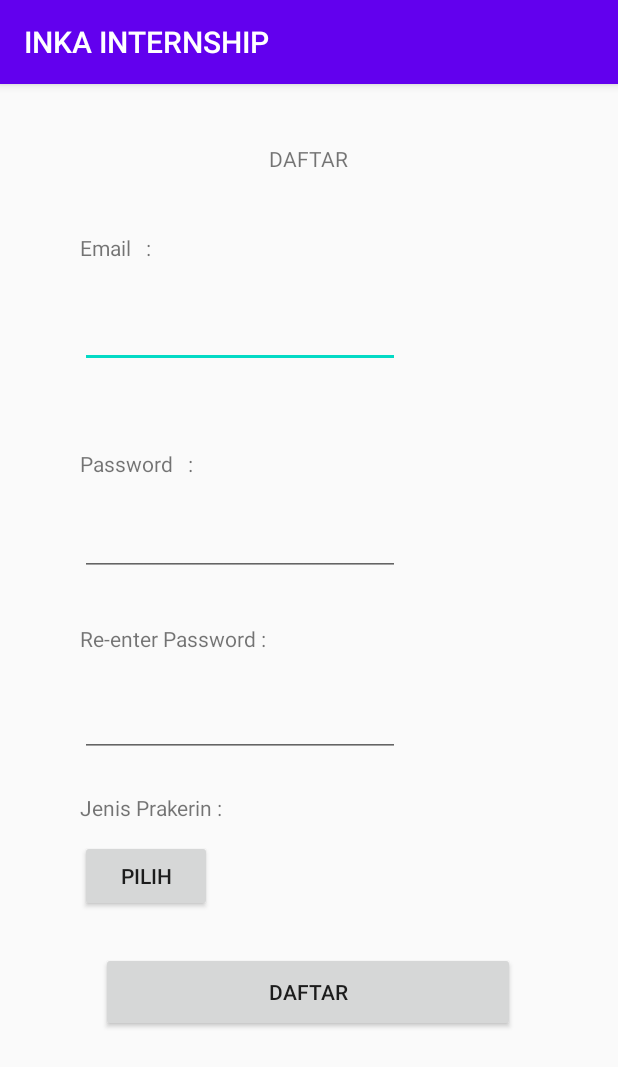
After one commit to PKL-Team/inkainternship, an Android app: the DaftarActivity screen opened directly, with no data from a screen before it, on a phone screen of 412 x 824 dp. The commit adds this screen. Shown: the top 1067 px of the screen. Run offline under Robolectric (Android 15) with nearby library versions, the phone set to English and light mode, and no system bars.

Commit message:
Tampilan Login dan daftar

```diff
--- a/app/build.gradle
+++ b/app/build.gradle
@@ -28,6 +28,9 @@ dependencies {
 
     implementation 'androidx.appcompat:appcompat:1.0.2'
     implementation 'androidx.constraintlayout:constraintlayout:1.1.3'
+    implementation 'com.google.android.material:material:1.0.0'
+    implementation 'androidx.annotation:annotation:1.1.0'
+    implementation 'androidx.lifecycle:lifecycle-extensions:2.0.0'
     testImplementation 'junit:junit:4.12'
     androidTestImplementation 'androidx.test.ext:junit:1.1.1'
     androidTestImplementation 'androidx.test.espresso:espresso-core:3.2.0'
--- a/app/src/main/AndroidManifest.xml
+++ b/app/src/main/AndroidManifest.xml
@@ -9,7 +9,9 @@
         android:roundIcon="@mipmap/ic_launcher_round"
         android:supportsRtl="true"
         android:theme="@style/AppTheme">
-        <activity android:name=".BerandaActivity"></activity>
+        <activity android:name=".LoginActivity"></activity>
+        <activity android:name=".DaftarActivity" />
+        <activity android:name=".BerandaActivity" />
         <activity android:name=".SplashActivity" />
         <activity android:name=".MainActivity">
             <intent-filter>
--- /dev/null
+++ b/app/src/main/java/com/begin/diana/inkainternship/DaftarActivity.java
@@ -0,0 +1,43 @@
+package com.begin.diana.inkainternship;
+
+import androidx.appcompat.app.AppCompatActivity;
+
+import android.os.Bundle;
+import android.view.MenuItem;
+import android.view.View;
+import android.widget.Button;
+import android.widget.PopupMenu;
+import android.widget.Toast;
+
+public class DaftarActivity extends AppCompatActivity {
+
+    Button button;
+
+    @Override
+    protected void onCreate(Bundle savedInstanceState) {
+        super.onCreate(savedInstanceState);
+        setContentView(R.layout.activity_daftar);
+
+        button = findViewById(R.id.button);
+        button.setOnClickListener(new View.OnClickListener() {
+            @Override
+            public void onClick(View v) {
+                PopupMenu dropDownMenu = new PopupMenu(getApplicationContext(), button);
+                dropDownMenu.getMenuInflater().inflate(R.menu.dropdown_menu, dropDownMenu.getMenu());
+                dropDownMenu.setOnMenuItemClickListener(new PopupMenu.OnMenuItemClickListener() {
+
+                    @Override
+                    public boolean onMenuItemClick(MenuItem menuItem) {
+                        Toast.makeText(getApplicationContext(), "You have clicked " + menuItem.getTitle(), Toast.LENGTH_LONG).show();
+                        return true;
+                    }
+                });
+                dropDownMenu.show();
+            }
+        });
+    }
+
+    public boolean onMenuItemClick(MenuItem item) {
+        return false;
+    }
+}
--- /dev/null
+++ b/app/src/main/res/layout/activity_daftar.xml
@@ -0,0 +1,124 @@
+<?xml version="1.0" encoding="utf-8"?>
+<androidx.constraintlayout.widget.ConstraintLayout xmlns:android="http://schemas.android.com/apk/res/android"
+    xmlns:app="http://schemas.android.com/apk/res-auto"
+    xmlns:tools="http://schemas.android.com/tools"
+    android:layout_width="match_parent"
+    android:layout_height="match_parent"
+    tools:context=".DaftarActivity">
+
+    <EditText
+        android:id="@+id/editText"
+        android:layout_width="wrap_content"
+        android:layout_height="wrap_content"
+        android:layout_marginTop="24dp"
+        android:ems="10"
+        android:inputType="textEmailAddress"
+        app:layout_constraintBottom_toTopOf="@+id/textView3"
+        app:layout_constraintEnd_toEndOf="parent"
+        app:layout_constraintHorizontal_bias="0.267"
+        app:layout_constraintStart_toStartOf="parent"
+        app:layout_constraintTop_toBottomOf="@+id/textView2"
+        app:layout_constraintVertical_bias="0.03" />
+
+    <TextView
+        android:id="@+id/textView2"
+        android:layout_width="wrap_content"
+        android:layout_height="wrap_content"
+        android:text="Email   : "
+        app:layout_constraintBottom_toBottomOf="parent"
+        app:layout_constraintEnd_toEndOf="parent"
+        app:layout_constraintHorizontal_bias="0.147"
+        app:layout_constraintStart_toStartOf="parent"
+        app:layout_constraintTop_toTopOf="parent"
+        app:layout_constraintVertical_bias="0.133" />
+
+    <TextView
+        android:id="@+id/textView3"
+        android:layout_width="wrap_content"
+        android:layout_height="wrap_content"
+        android:layout_marginBottom="20dp"
+        android:text="Password   :"
+        app:layout_constraintBottom_toTopOf="@+id/editText2"
+        app:layout_constraintEnd_toEndOf="parent"
+        app:layout_constraintHorizontal_bias="0.158"
+        app:layout_constraintStart_toStartOf="parent" />
+
+    <EditText
+        android:id="@+id/editText2"
+        android:layout_width="wrap_content"
+        android:layout_height="wrap_content"
+        android:layout_marginBottom="32dp"
+        android:ems="10"
+        android:inputType="textPassword"
+        app:layout_constraintBottom_toTopOf="@+id/textView4"
+        app:layout_constraintEnd_toEndOf="parent"
+        app:layout_constraintHorizontal_bias="0.267"
+        app:layout_constraintStart_toStartOf="parent" />
+
+    <TextView
+        android:id="@+id/textView4"
+        android:layout_width="wrap_content"
+        android:layout_height="wrap_content"
+        android:layout_marginBottom="24dp"
+        android:text="Re-enter Password : "
+        app:layout_constraintBottom_toTopOf="@+id/editText3"
+        app:layout_constraintEnd_toEndOf="parent"
+        app:layout_constraintHorizontal_bias="0.188"
+        app:layout_constraintStart_toStartOf="parent" />
+
+    <EditText
+        android:id="@+id/editText3"
+        android:layout_width="wrap_content"
+        android:layout_height="wrap_content"
+        android:layout_marginBottom="24dp"
+        android:ems="10"
+        android:inputType="textPassword"
+        app:layout_constraintBottom_toTopOf="@+id/textView5"
+        app:layout_constraintEnd_toEndOf="parent"
+        app:layout_constraintHorizontal_bias="0.267"
+        app:layout_constraintStart_toStartOf="parent" />
+
+    <TextView
+        android:id="@+id/textView5"
+        android:layout_width="wrap_content"
+        android:layout_height="wrap_content"
+        android:layout_marginBottom="12dp"
+        android:text="Jenis Prakerin :"
+        app:layout_constraintBottom_toTopOf="@+id/button"
+        app:layout_constraintEnd_toEndOf="parent"
+        app:layout_constraintHorizontal_bias="0.168"
+        app:layout_constraintStart_toStartOf="parent" />
+
+    <Button
+        android:id="@+id/button"
+        android:layout_width="wrap_content"
+        android:layout_height="wrap_content"
+        android:layout_marginBottom="216dp"
+        android:text="Pilih"
+        app:layout_constraintBottom_toBottomOf="parent"
+        app:layout_constraintEnd_toEndOf="parent"
+        app:layout_constraintHorizontal_bias="0.164"
+        app:layout_constraintStart_toStartOf="parent" />
+
+    <Button
+        android:id="@+id/button2"
+        android:layout_width="276dp"
+        android:layout_height="53dp"
+        android:text="DAFTAR"
+        app:layout_constraintBottom_toBottomOf="parent"
+        app:layout_constraintEnd_toEndOf="parent"
+        app:layout_constraintHorizontal_bias="0.496"
+        app:layout_constraintStart_toStartOf="parent"
+        app:layout_constraintTop_toTopOf="parent"
+        app:layout_constraintVertical_bias="0.81" />
+
+    <TextView
+        android:id="@+id/textView9"
+        android:layout_width="wrap_content"
+        android:layout_height="wrap_content"
+        android:text="DAFTAR"
+        app:layout_constraintBottom_toTopOf="@+id/textView2"
+        app:layout_constraintEnd_toEndOf="parent"
+        app:layout_constraintStart_toStartOf="parent"
+        app:layout_constraintTop_toTopOf="parent" />
+</androidx.constraintlayout.widget.ConstraintLayout>
--- /dev/null
+++ b/app/src/main/res/menu/dropdown_menu.xml
@@ -0,0 +1,10 @@
+<?xml version="1.0" encoding="utf-8"?>
+<menu xmlns:android="http://schemas.android.com/apk/res/android">
+    <item
+        android:id="@+id/dropdown_menu1"
+        android:title="Prakerin (SMK)"/>
+    <item
+        android:id="@+id/dropdown_menu2"
+        android:title="PKL (Mahasiswa)"/>
+
+</menu>
--- /dev/null
+++ b/app/src/main/res/values/dimens.xml
@@ -0,0 +1,5 @@
+<resources>
+    <!-- Default screen margins, per the Android Design guidelines. -->
+ <dimen name="activity_horizontal_margin">16dp</dimen>
+ <dimen name="activity_vertical_margin">16dp</dimen>
+</resources>
```
Also changed, not shown: app/src/main/java/com/begin/diana/inkainternship/LoginActivity.java (added, +14 -0 lines), app/src/main/res/layout/activity_login.xml (added, +94 -0 lines), app/src/main/res/values/strings.xml (+9 -0 lines), 367 other files.
